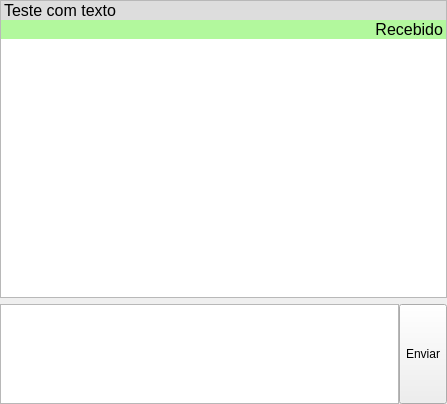
Old version of the form fontes/QTCC_Qt/ui/windowmensagens.ui in the repository ricardopetrere/TCC_FTT.
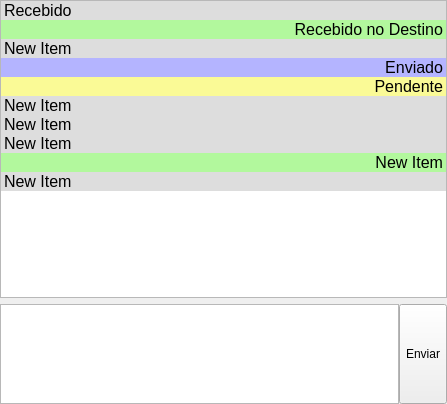
New version of the form.

The edit to the form file:
```diff
--- a/fontes/QTCC_Qt/ui/windowmensagens.ui
+++ b/fontes/QTCC_Qt/ui/windowmensagens.ui
@@ -31,25 +31,12 @@
      <layout class="QVBoxLayout" name="verticalLayout">
       <item>
        <widget class="QListWidget" name="listMensagens">
-        <item>
-         <property name="text">
-          <string>Teste com texto</string>
-         </property>
-         <property name="font">
-          <font>
-           <pointsize>12</pointsize>
-          </font>
-         </property>
-         <property name="background">
-          <brush brushstyle="SolidPattern">
-           <color alpha="255">
-            <red>221</red>
-            <green>221</green>
-            <blue>221</blue>
-           </color>
-          </brush>
-         </property>
-        </item>
+        <property name="contextMenuPolicy">
+         <enum>Qt::CustomContextMenu</enum>
+        </property>
+        <property name="spacing">
+         <number>5</number>
+        </property>
         <item>
          <property name="text">
           <string>Recebido</string>
@@ -59,6 +46,25 @@
            <pointsize>12</pointsize>
           </font>
          </property>
+         <property name="background">
+          <brush brushstyle="SolidPattern">
+           <color alpha="255">
+            <red>221</red>
+            <green>221</green>
+            <blue>221</blue>
+           </color>
+          </brush>
+         </property>
+        </item>
+        <item>
+         <property name="text">
+          <string>Recebido no Destino</string>
+         </property>
+         <property name="font">
+          <font>
+           <pointsize>12</pointsize>
+          </font>
+         </property>
          <property name="textAlignment">
           <set>AlignRight|AlignVCenter</set>
          </property>
@@ -72,6 +78,167 @@
           </brush>
          </property>
         </item>
+        <item>
+         <property name="text">
+          <string>New Item</string>
+         </property>
+         <property name="font">
+          <font>
+           <pointsize>12</pointsize>
+          </font>
+         </property>
+         <property name="background">
+          <brush brushstyle="SolidPattern">
+           <color alpha="255">
+            <red>221</red>
+            <green>221</green>
+            <blue>221</blue>
+           </color>
+          </brush>
+         </property>
+        </item>
+        <item>
+         <property name="text">
+          <string>Enviado</string>
+         </property>
+         <property name="font">
+          <font>
+           <pointsize>12</pointsize>
+          </font>
+         </property>
+         <property name="textAlignment">
+          <set>AlignRight|AlignVCenter</set>
+         </property>
+         <property name="background">
+          <brush brushstyle="SolidPattern">
+           <color alpha="255">
+            <red>180</red>
+            <green>180</green>
+            <blue>255</blue>
+           </color>
+          </brush>
+         </property>
+        </item>
+        <item>
+         <property name="text">
+          <string>Pendente</string>
+         </property>
+         <property name="font">
+          <font>
+           <pointsize>12</pointsize>
+          </font>
+         </property>
+         <property name="textAlignment">
+          <set>AlignRight|AlignVCenter</set>
+         </property>
+         <property name="background">
+          <brush brushstyle="SolidPattern">
+           <color alpha="255">
+            <red>250</red>
+            <green>250</green>
+            <blue>150</blue>
+           </color>
+          </brush>
+         </property>
+        </item>
+        <item>
+         <property name="text">
+          <string>New Item</string>
+         </property>
+         <property name="font">
+          <font>
+           <pointsize>12</pointsize>
+          </font>
+         </property>
+         <property name="background">
+          <brush brushstyle="SolidPattern">
+           <color alpha="255">
+            <red>221</red>
+            <green>221</green>
+            <blue>221</blue>
+           </color>
+          </brush>
+         </property>
+        </item>
+        <item>
+         <property name="text">
+          <string>New Item</string>
+         </property>
+         <property name="font">
+          <font>
+           <pointsize>12</pointsize>
+          </font>
+         </property>
+         <property name="background">
+          <brush brushstyle="SolidPattern">
+           <color alpha="255">
+            <red>221</red>
+            <green>221</green>
+            <blue>221</blue>
+           </color>
+          </brush>
+         </property>
+        </item>
+        <item>
+         <property name="text">
+          <string>New Item</string>
+         </property>
+         <property name="font">
+          <font>
+           <pointsize>12</pointsize>
+          </font>
+         </property>
+         <property name="background">
+          <brush brushstyle="SolidPattern">
+           <color alpha="255">
+            <red>221</red>
+            <green>221</green>
+            <blue>221</blue>
+           </color>
+          </brush>
+         </property>
+        </item>
+        <item>
+         <property name="text">
+          <string>New Item</string>
+         </property>
+         <property name="font">
+          <font>
+           <pointsize>12</pointsize>
+          </font>
+         </property>
+         <property name="textAlignment">
+          <set>AlignRight|AlignVCenter</set>
+         </property>
+         <property name="background">
+          <brush brushstyle="SolidPattern">
+           <color alpha="255">
+            <red>178</red>
+            <green>248</green>
+            <blue>157</blue>
+           </color>
+          </brush>
+         </property>
+        </item>
+        <item>
+         <property name="text">
+          <string>New Item</string>
+         </property>
+         <property name="font">
+          <font>
+           <pointsize>12</pointsize>
+          </font>
+         </property>
+         <property name="background">
+          <brush brushstyle="SolidPattern">
+           <color alpha="255">
+            <red>221</red>
+            <green>221</green>
+            <blue>221</blue>
+           </color>
+          </brush>
+         </property>
+        </item>
        </widget>
       </item>
       <item>
```
